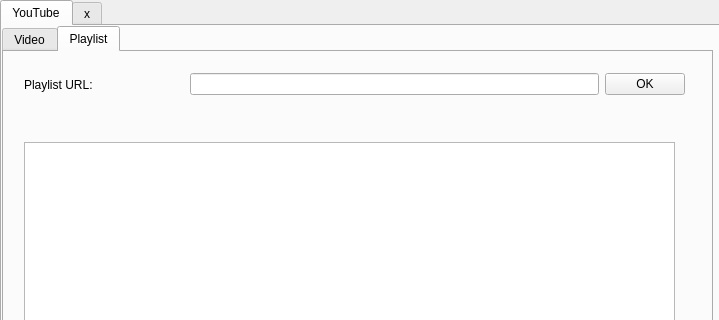
First picture: the form in youtubedl/ui/qt.ui, repository python-20/video-downloader, before the edit; both pictures show x 0 to 719 and y 0 to 320 of the 719 by 478 pixel window.
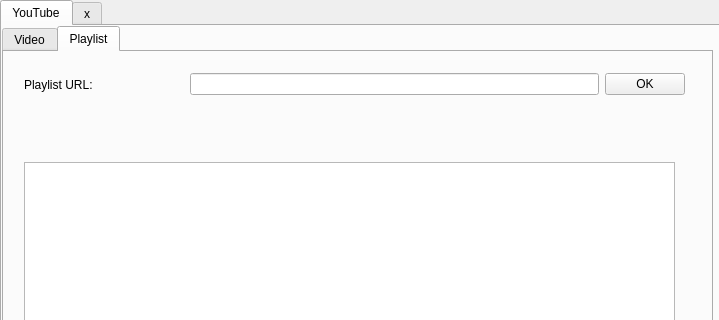
Second picture: the form after the edit. Icons and pictures are not drawn.

Commit message: Add progress to creating YouTubeVideo objects

Patch:
```diff
--- a/youtubedl/ui/qt.ui
+++ b/youtubedl/ui/qt.ui
@@ -508,9 +508,9 @@
         <property name="geometry">
          <rect>
           <x>20</x>
-          <y>90</y>
+          <y>110</y>
           <width>651</width>
-          <height>281</height>
+          <height>261</height>
          </rect>
         </property>
        </widget>
```
Left out of the diff: 13 changed lines with no effect on the pictures. The commit also changes 2 other files.
